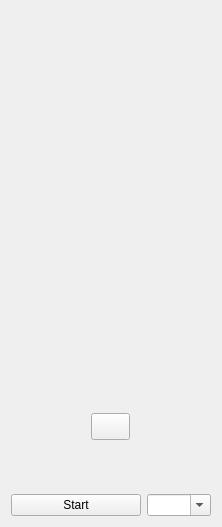
Qt form Components/Dashboard/Forms/ProgramPanelWidget.ui (Liyezhong/GUI) before a commit.
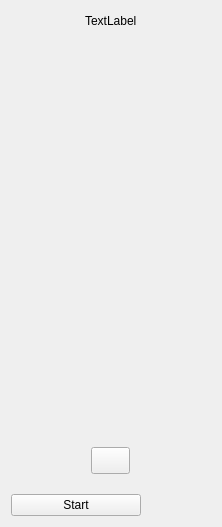
The same form after that commit. Custom widgets are drawn as their Qt base class.

Commit message: Added a program panel widget for two retort

The edit to the form file:
```diff
--- a/Components/Dashboard/Forms/ProgramPanelWidget.ui
+++ b/Components/Dashboard/Forms/ProgramPanelWidget.ui
@@ -31,13 +31,44 @@
   <property name="windowTitle">
    <string>Form</string>
   </property>
-  <layout class="QVBoxLayout" name="verticalLayout" stretch="1,0">
-   <property name="sizeConstraint">
-    <enum>QLayout::SetDefaultConstraint</enum>
-   </property>
-   <property name="topMargin">
-    <number>3</number>
-   </property>
+  <layout class="QVBoxLayout" name="verticalLayout">
+   <item>
+    <layout class="QHBoxLayout" name="horizontalLayout_3">
+     <item>
+      <spacer name="horizontalSpacer_2">
+       <property name="orientation">
+        <enum>Qt::Horizontal</enum>
+       </property>
+       <property name="sizeHint" stdset="0">
+        <size>
+         <width>40</width>
+         <height>20</height>
+        </size>
+       </property>
+      </spacer>
+     </item>
+     <item>
+      <widget class="QLabel" name="label">
+       <property name="text">
+        <string>TextLabel</string>
+       </property>
+      </widget>
+     </item>
+     <item>
+      <spacer name="horizontalSpacer_3">
+       <property name="orientation">
+        <enum>Qt::Horizontal</enum>
+       </property>
+       <property name="sizeHint" stdset="0">
+        <size>
+         <width>40</width>
+         <height>20</height>
+        </size>
+       </property>
+      </spacer>
+     </item>
+    </layout>
+   </item>
    <item>
     <layout class="QHBoxLayout" name="horizontalLayout">
      <item>
@@ -114,29 +145,17 @@
       </widget>
      </item>
      <item>
-      <widget class="QComboBox" name="comboBox">
-       <property name="minimumSize">
+      <spacer name="horizontalSpacer">
+       <property name="orientation">
+        <enum>Qt::Horizontal</enum>
+       </property>
+       <property name="sizeHint" stdset="0">
         <size>
-         <width>60</width>
-         <height>0</height>
+         <width>40</width>
+         <height>20</height>
         </size>
        </property>
-       <property name="acceptDrops">
-        <bool>true</bool>
-       </property>
-       <property name="toolTip">
-        <string>RetortId</string>
-       </property>
-       <property name="editable">
-        <bool>true</bool>
-       </property>
-       <property name="currentText">
-        <string/>
-       </property>
-       <property name="currentIndex">
-        <number>-1</number>
-       </property>
-      </widget>
+      </spacer>
      </item>
     </layout>
    </item>
```
The commit also changes 9 other files.
